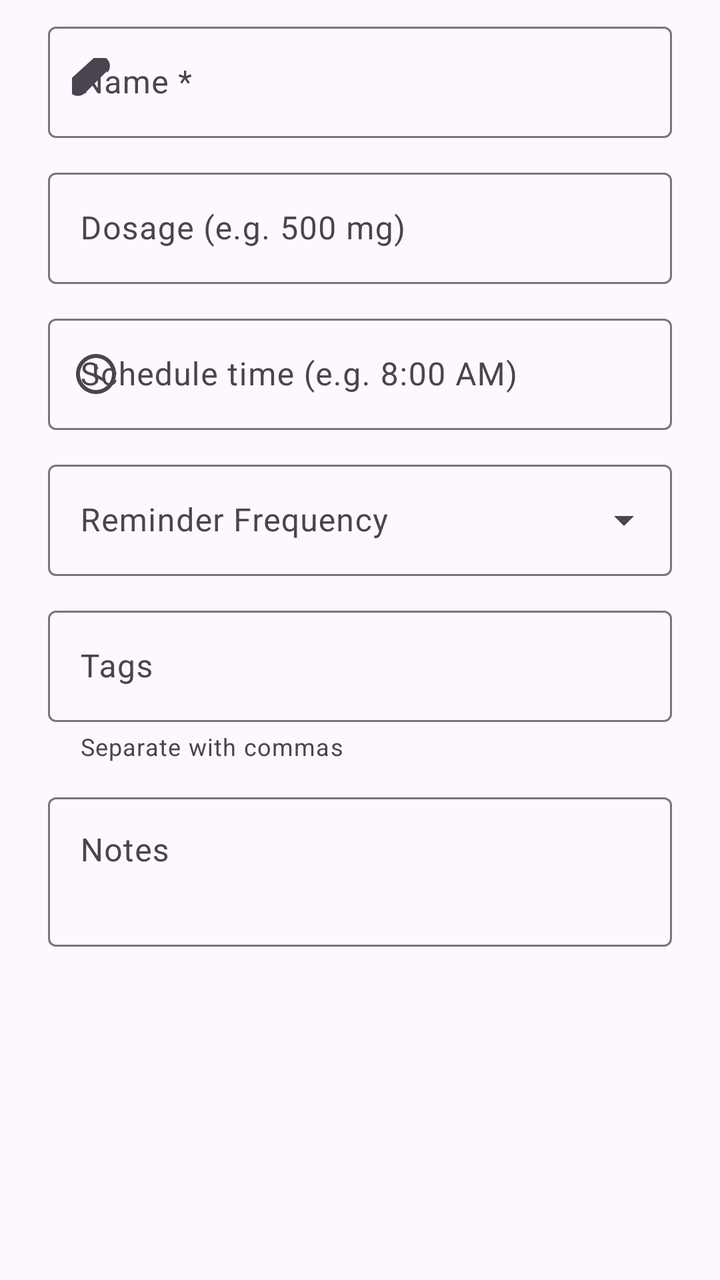
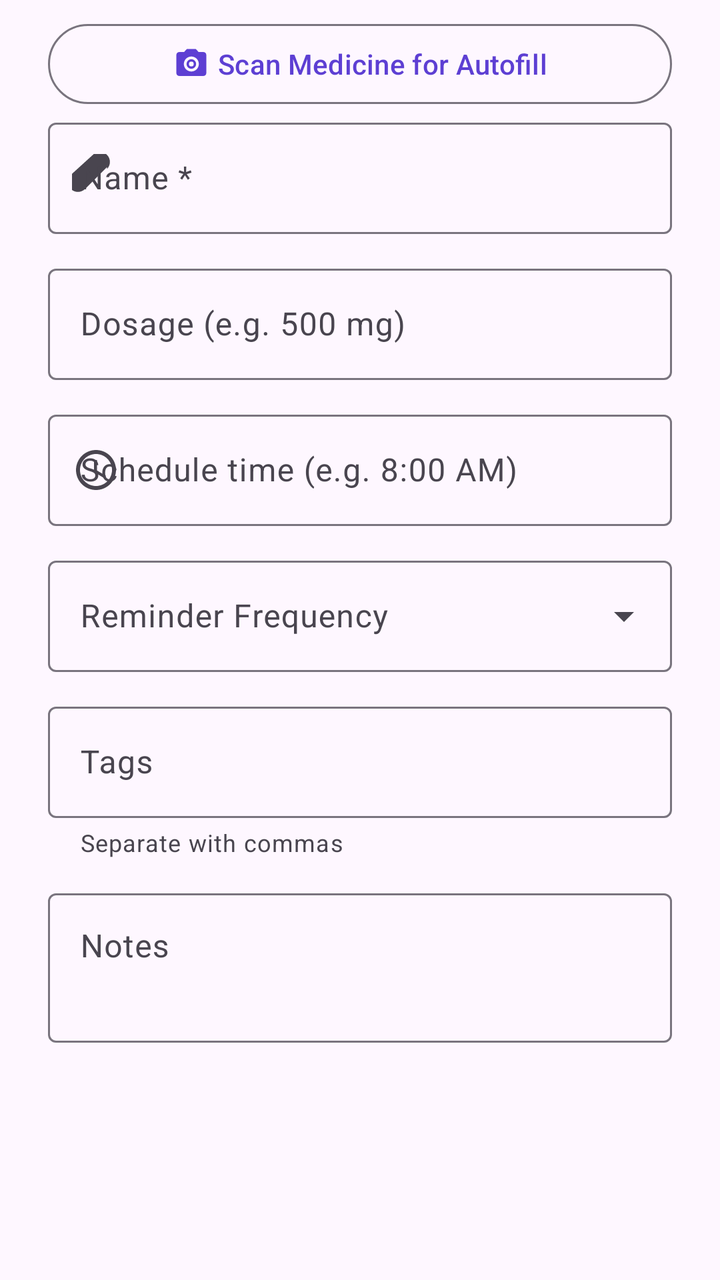

Screens rendered from an Android XML layout before and after an edit, with the pre-edit source and the edit as a unified diff.
<!-- AndroidManifest.xml: application theme Theme.MedTrack -->
<!-- res/layout/dialog_add_medication.xml -->
<?xml version="1.0" encoding="utf-8"?>
<ScrollView xmlns:android="http://schemas.android.com/apk/res/android"
    xmlns:app="http://schemas.android.com/apk/res-auto"
    android:layout_width="match_parent"
    android:layout_height="wrap_content">

    <LinearLayout
        android:layout_width="match_parent"
        android:layout_height="wrap_content"
        android:orientation="vertical"
        android:paddingHorizontal="24dp"
        android:paddingTop="8dp"
        android:paddingBottom="16dp">

        <com.google.android.material.textfield.TextInputLayout
            android:id="@+id/layout_med_name"
            style="@style/Widget.Material3.TextInputLayout.OutlinedBox"
            android:layout_width="match_parent"
            android:layout_height="wrap_content"
            android:hint="@string/hint_med_name"
            app:startIconDrawable="@drawable/ic_pill_capsule_24">

            <com.google.android.material.textfield.TextInputEditText
                android:id="@+id/input_med_name"
                android:layout_width="match_parent"
                android:layout_height="wrap_content"
                android:inputType="textCapWords"
                android:imeOptions="actionNext" />
        </com.google.android.material.textfield.TextInputLayout>

        <com.google.android.material.textfield.TextInputLayout
            android:id="@+id/layout_med_dosage"
            style="@style/Widget.Material3.TextInputLayout.OutlinedBox"
            android:layout_width="match_parent"
            android:layout_height="wrap_content"
            android:layout_marginTop="12dp"
            android:hint="@string/hint_med_dosage">

            <com.google.android.material.textfield.TextInputEditText
                android:id="@+id/input_med_dosage"
                android:layout_width="match_parent"
                android:layout_height="wrap_content"
                android:inputType="text"
                android:imeOptions="actionNext" />
        </com.google.android.material.textfield.TextInputLayout>

        <com.google.android.material.textfield.TextInputLayout
            android:id="@+id/layout_med_time"
            style="@style/Widget.Material3.TextInputLayout.OutlinedBox"
            android:layout_width="match_parent"
            android:layout_height="wrap_content"
            android:layout_marginTop="12dp"
            android:hint="@string/hint_med_time"
            app:startIconDrawable="@drawable/ic_schedule_24">

            <com.google.android.material.textfield.TextInputEditText
                android:id="@+id/input_med_time"
                android:layout_width="match_parent"
                android:layout_height="wrap_content"
                android:inputType="none"
                android:focusable="false"
                android:cursorVisible="false"
                android:clickable="true" />
        </com.google.android.material.textfield.TextInputLayout>

        <com.google.android.material.textfield.TextInputLayout
            android:id="@+id/layout_med_frequency"
            style="@style/Widget.Material3.TextInputLayout.OutlinedBox.ExposedDropdownMenu"
            android:layout_width="match_parent"
            android:layout_height="wrap_content"
            android:layout_marginTop="12dp"
            android:hint="@string/hint_med_frequency">

            <AutoCompleteTextView
                android:id="@+id/input_med_frequency"
                android:layout_width="match_parent"
                android:layout_height="wrap_content"
                android:inputType="none" />
        </com.google.android.material.textfield.TextInputLayout>

        <com.google.android.material.textfield.TextInputLayout
            android:id="@+id/layout_med_tags"
            style="@style/Widget.Material3.TextInputLayout.OutlinedBox"
            android:layout_width="match_parent"
            android:layout_height="wrap_content"
            android:layout_marginTop="12dp"
            android:hint="@string/hint_med_tags"
            app:helperText="@string/helper_med_tags">

            <com.google.android.material.textfield.TextInputEditText
                android:id="@+id/input_med_tags"
                android:layout_width="match_parent"
                android:layout_height="wrap_content"
                android:inputType="text"
                android:imeOptions="actionNext" />
        </com.google.android.material.textfield.TextInputLayout>

        <com.google.android.material.textfield.TextInputLayout
            android:id="@+id/layout_med_notes"
            style="@style/Widget.Material3.TextInputLayout.OutlinedBox"
            android:layout_width="match_parent"
            android:layout_height="wrap_content"
            android:layout_marginTop="12dp"
            android:hint="@string/hint_med_notes">

            <com.google.android.material.textfield.TextInputEditText
                android:id="@+id/input_med_notes"
                android:layout_width="match_parent"
                android:layout_height="wrap_content"
                android:gravity="top"
                android:inputType="textMultiLine"
                android:minLines="2"
                android:imeOptions="actionDone" />
        </com.google.android.material.textfield.TextInputLayout>

    </LinearLayout>
</ScrollView>
<!-- resources referenced by this layout -->
<resources>
  <!-- drawable ic_pill_capsule_24 (drawable) -->
  <?xml version="1.0" encoding="utf-8"?>
  <vector xmlns:android="http://schemas.android.com/apk/res/android"
      android:width="24dp"
      android:height="24dp"
      android:viewportWidth="24"
      android:viewportHeight="24">
      <path
          android:fillColor="#5D3FD3"
          android:pathData="M17.5,6.5L6.5,17.5c-1.95,1.95 -5.12,1.95 -7.07,0s-1.95,-5.12 0,-7.07L10.43,0.43c1.95,-1.95 5.12,-1.95 7.07,0s1.95,5.12 0,7.07zM16.5,7.5l-9,9c-1.46,1.46 -3.84,1.46 -5.29,0c-1.46,-1.46 -1.46,-3.84 0,-5.29l9,-9c1.46,-1.46 3.84,-1.46 5.29,0C17.96,3.66 17.96,6.04 16.5,7.5z" />
  </vector>
  <!-- drawable ic_schedule_24 (drawable) -->
  <?xml version="1.0" encoding="utf-8"?>
  <vector xmlns:android="http://schemas.android.com/apk/res/android"
      android:width="24dp"
      android:height="24dp"
      android:viewportWidth="24"
      android:viewportHeight="24">
      <path
          android:fillColor="#FF000000"
          android:pathData="M11.99,2C6.47,2 2,6.48 2,12s4.47,10 9.99,10C17.52,22 22,17.52 22,12S17.52,2 11.99,2zM12,20c-4.42,0 -8,-3.58 -8,-8s3.58,-8 8,-8 8,3.58 8,8 -3.58,8 -8,8zm0.5,-13H11v6l5.25,3.15 0.75,-1.23 -4.5,-2.67z" />
  </vector>
  <string name="helper_med_tags">Separate with commas</string>
  <string name="hint_med_dosage">Dosage (e.g. 500 mg)</string>
  <string name="hint_med_frequency">Reminder Frequency</string>
  <string name="hint_med_name">Name *</string>
  <string name="hint_med_notes">Notes</string>
  <string name="hint_med_tags">Tags</string>
  <string name="hint_med_time">Schedule time (e.g. 8:00 AM)</string>
  <style name="Theme.MedTrack" parent="Base.Theme.MedTrack" />
  <style name="Base.Theme.MedTrack" parent="Theme.Material3.DayNight.NoActionBar">
          <item name="colorPrimary">@color/md_primary</item>
          <item name="colorOnPrimary">@color/md_on_primary</item>
          <item name="colorPrimaryContainer">@color/md_primary_container</item>
          <item name="colorOnPrimaryContainer">@color/md_on_primary_container</item>
          <item name="colorSurface">@color/md_surface</item>
          <item name="colorOnSurface">@color/md_on_surface</item>
          <item name="colorSurfaceVariant">@color/md_surface_variant</item>
          <item name="colorOnSurfaceVariant">@color/md_on_surface_variant</item>
          <item name="android:statusBarColor">@android:color/transparent</item>
          <item name="android:navigationBarColor">@android:color/transparent</item>
          <item name="android:windowLightStatusBar" tools:targetApi="m">true</item>
      </style>
  <color name="md_primary">#5D3FD3</color>
  <color name="md_on_primary">#FFFFFFFF</color>
  <color name="md_primary_container">#EDE9FE</color>
  <color name="md_on_primary_container">#2E1065</color>
  <color name="md_surface">#FFFFFF</color>
  <color name="md_on_surface">#191C1C</color>
  <color name="md_surface_variant">#E7E0EC</color>
  <color name="md_on_surface_variant">#49454F</color>
</resources>

<!-- the commit's change to res/layout/dialog_add_medication.xml (unified diff, before → after) -->
@@ -11,6 +11,24 @@
         android:paddingHorizontal="24dp"
         android:paddingTop="8dp"
         android:paddingBottom="16dp">
+
+        <com.google.android.material.button.MaterialButton
+            android:id="@+id/btn_scan_medicine_autofill"
+            style="@style/Widget.Material3.Button.OutlinedButton"
+            android:layout_width="match_parent"
+            android:layout_height="wrap_content"
+            android:text="@string/scan_medicine_autofill"
+            app:icon="@drawable/ic_camera_24"
+            app:iconGravity="textStart" />
+
+        <ProgressBar
+            android:id="@+id/progress_scan_medicine"
+            style="?android:attr/progressBarStyleHorizontal"
+            android:layout_width="match_parent"
+            android:layout_height="wrap_content"
+            android:layout_marginTop="4dp"
+            android:indeterminate="true"
+            android:visibility="gone" />
 
         <com.google.android.material.textfield.TextInputLayout
             android:id="@+id/layout_med_name"
<!-- resource entries referenced after the edit -->
@@ -1,5 +1,16 @@
 <!-- resources referenced by this layout -->
 <resources>
+  <!-- drawable ic_camera_24 (drawable) -->
+  <?xml version="1.0" encoding="utf-8"?>
+  <vector xmlns:android="http://schemas.android.com/apk/res/android"
+      android:width="24dp"
+      android:height="24dp"
+      android:viewportWidth="24"
+      android:viewportHeight="24">
+      <path
+          android:fillColor="#FF000000"
+          android:pathData="M12,15.2A3.2,3.2 0,1 1,15.2 12,3.2 3.2,0 0,1 12,15.2zM12,10.4A1.6,1.6 0,1 0,13.6 12,1.6 1.6,0 0,0 12,10.4zM9,2L7.17,4L4,4c-1.1,0 -2,0.9 -2,2v12c0,1.1 0.9,2 2,2h16c1.1,0 2,-0.9 2,-2L22,6c0,-1.1 -0.9,-2 -2,-2h-3.17L15,2L9,2zM12,17c-2.76,0 -5,-2.24 -5,-5s2.24,-5 5,-5 5,2.24 5,5 -2.24,5 -5,5z" />
+  </vector>
   <!-- drawable ic_pill_capsule_24 (drawable) -->
   <?xml version="1.0" encoding="utf-8"?>
   <vector xmlns:android="http://schemas.android.com/apk/res/android"
@@ -29,6 +40,7 @@
   <string name="hint_med_notes">Notes</string>
   <string name="hint_med_tags">Tags</string>
   <string name="hint_med_time">Schedule time (e.g. 8:00 AM)</string>
+  <string name="scan_medicine_autofill">Scan Medicine for Autofill</string>
   <style name="Theme.MedTrack" parent="Base.Theme.MedTrack" />
   <style name="Base.Theme.MedTrack" parent="Theme.Material3.DayNight.NoActionBar">
           <item name="colorPrimary">@color/md_primary</item>
